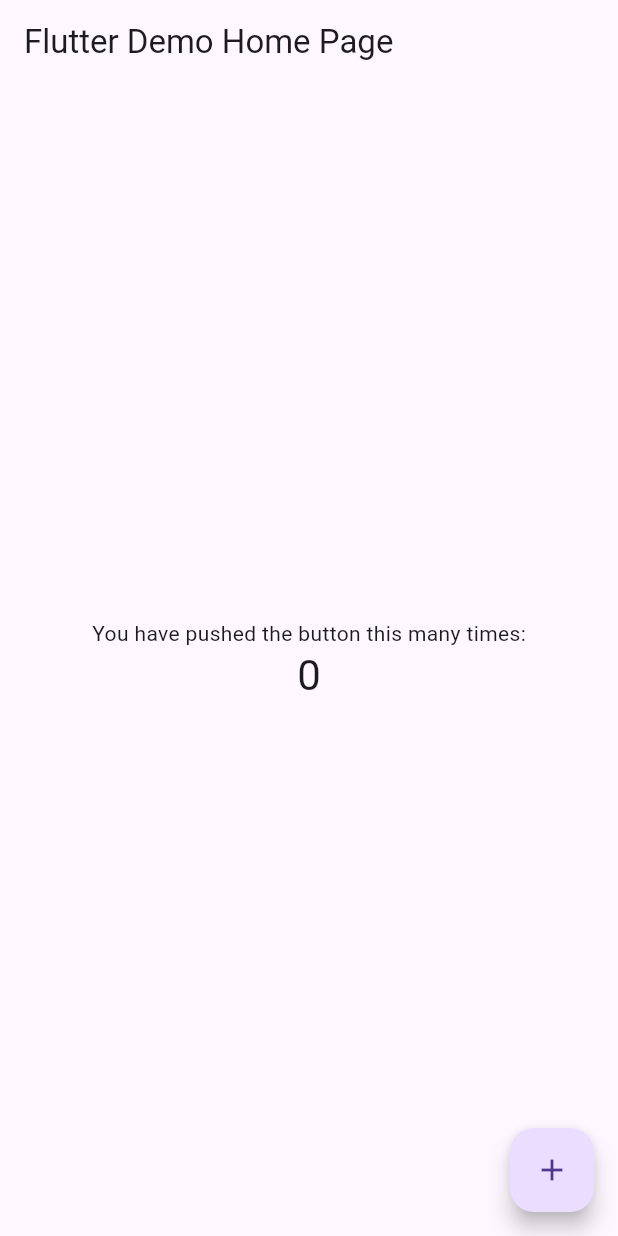
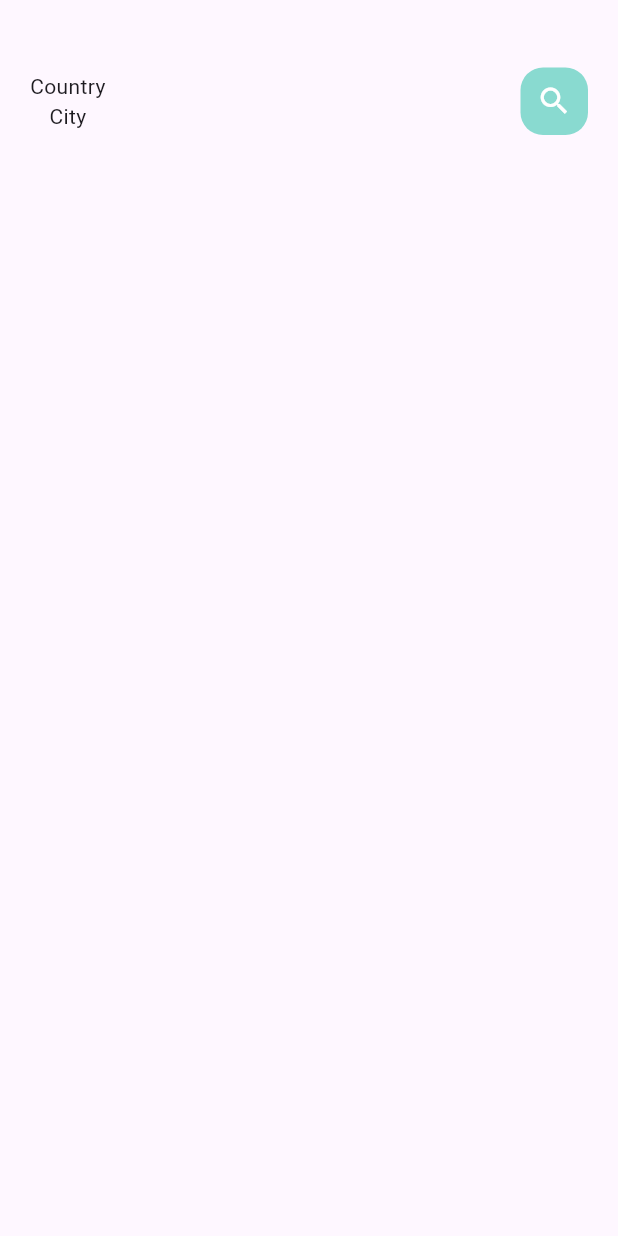
Before and after one commit to vovs03/food_delivery, a Flutter app: the screen it shows after launch, on a phone screen of 412 x 824 dp. Run offline on Flutter 3.47's test engine with Material 3 defaults, Android fonts, the phone set to English and light mode, and no system bars.

Commit message:
Add: layout of search_row in food_main_page

```diff
--- /dev/null
+++ b/lib/home/main_food_page.dart
@@ -0,0 +1,49 @@
+import 'package:flutter/material.dart';
+import 'package:food_delivery/utils/colors.dart';
+
+class MainFoodPage extends StatefulWidget {
+  MainFoodPage({Key? key}) : super(key: key);
+
+  @override
+  State<MainFoodPage> createState() => _MainFoodPageState();
+}
+
+class _MainFoodPageState extends State<MainFoodPage> {
+  @override
+  Widget build(BuildContext context) {
+    return Scaffold(
+      body: Column(
+        children: [
+          Container(
+            child: Container(
+              margin: EdgeInsets.only(top: 45, bottom: 15),
+              padding: EdgeInsets.only(left: 20, right: 20),
+              child: Row(
+                mainAxisAlignment: MainAxisAlignment.spaceBetween,
+                children: [
+                  Column(
+                    children: [
+                      const Text("Country"),
+                      const Text("City"),
+                    ],
+                  ),
+                  Center(
+                    child: Container(
+                      width: 45,
+                      height: 45,
+                      child: Icon(Icons.search, color: Colors.white),
+                      decoration: BoxDecoration(
+                        borderRadius: BorderRadius.circular(15),
+                        color: AppColors.mainColor,
+                      ),
+                    ),
+                  ),
+                ],
+              ),
+            ),
+          ),
+        ],
+      ),
+    );
+  }
+}
--- a/lib/main.dart
+++ b/lib/main.dart
@@ -1,4 +1,5 @@
 import 'package:flutter/material.dart';
+import 'package:food_delivery/home/main_food_page.dart';
 
 void main() {
   runApp(const MyApp());
@@ -11,105 +12,12 @@ class MyApp extends StatelessWidget {
   @override
   Widget build(BuildContext context) {
     return MaterialApp(
+      debugShowCheckedModeBanner: false,
       title: 'Flutter Demo',
       theme: ThemeData(
-        // This is the theme of your application.
-        //
-        // Try running your application with "flutter run". You'll see the
-        // application has a blue toolbar. Then, without quitting the app, try
-        // changing the primarySwatch below to Colors.green and then invoke
-        // "hot reload" (press "r" in the console where you ran "flutter run",
-        // or simply save your changes to "hot reload" in a Flutter IDE).
-        // Notice that the counter didn't reset back to zero; the application
-        // is not restarted.
         primarySwatch: Colors.blue,
       ),
-      home: const MyHomePage(title: 'Flutter Demo Home Page'),
+      home: MainFoodPage(),
     );
   }
 }
-
-class MyHomePage extends StatefulWidget {
-  const MyHomePage({Key? key, required this.title}) : super(key: key);
-
-  // This widget is the home page of your application. It is stateful, meaning
-  // that it has a State object (defined below) that contains fields that affect
-  // how it looks.
-
-  // This class is the configuration for the state. It holds the values (in this
-  // case the title) provided by the parent (in this case the App widget) and
-  // used by the build method of the State. Fields in a Widget subclass are
-  // always marked "final".
-
-  final String title;
-
-  @override
-  State<MyHomePage> createState() => _MyHomePageState();
-}
-
-class _MyHomePageState extends State<MyHomePage> {
-  int _counter = 0;
-
-  void _incrementCounter() {
-    setState(() {
-      // This call to setState tells the Flutter framework that something has
-      // changed in this State, which causes it to rerun the build method below
-      // so that the display can reflect the updated values. If we changed
-      // _counter without calling setState(), then the build method would not be
-      // called again, and so nothing would appear to happen.
-      _counter++;
-    });
-  }
-
-  @override
-  Widget build(BuildContext context) {
-    // This method is rerun every time setState is called, for instance as done
-    // by the _incrementCounter method above.
-    //
-    // The Flutter framework has been optimized to make rerunning build methods
-    // fast, so that you can just rebuild anything that needs updating rather
-    // than having to individually change instances of widgets.
-    return Scaffold(
-      appBar: AppBar(
-        // Here we take the value from the MyHomePage object that was created by
-        // the App.build method, and use it to set our appbar title.
-        title: Text(widget.title),
-      ),
-      body: Center(
-        // Center is a layout widget. It takes a single child and positions it
-        // in the middle of the parent.
-        child: Column(
-          // Column is also a layout widget. It takes a list of children and
-          // arranges them vertically. By default, it sizes itself to fit its
-          // children horizontally, and tries to be as tall as its parent.
-          //
-          // Invoke "debug painting" (press "p" in the console, choose the
-          // "Toggle Debug Paint" action from the Flutter Inspector in Android
-          // Studio, or the "Toggle Debug Paint" command in Visual Studio Code)
-          // to see the wireframe for each widget.
-          //
-          // Column has various properties to control how it sizes itself and
-          // how it positions its children. Here we use mainAxisAlignment to
-          // center the children vertically; the main axis here is the vertical
-          // axis because Columns are vertical (the cross axis would be
-          // horizontal).
-          mainAxisAlignment: MainAxisAlignment.center,
-          children: <Widget>[
-            const Text(
-              'You have pushed the button this many times:',
-            ),
-            Text(
-              '$_counter',
-              style: Theme.of(context).textTheme.headline4,
-            ),
-          ],
-        ),
-      ),
-      floatingActionButton: FloatingActionButton(
-        onPressed: _incrementCounter,
-        tooltip: 'Increment',
-        child: const Icon(Icons.add),
-      ), // This trailing comma makes auto-formatting nicer for build methods.
-    );
-  }
-}
```
Also changed, not shown: 1 other file.
